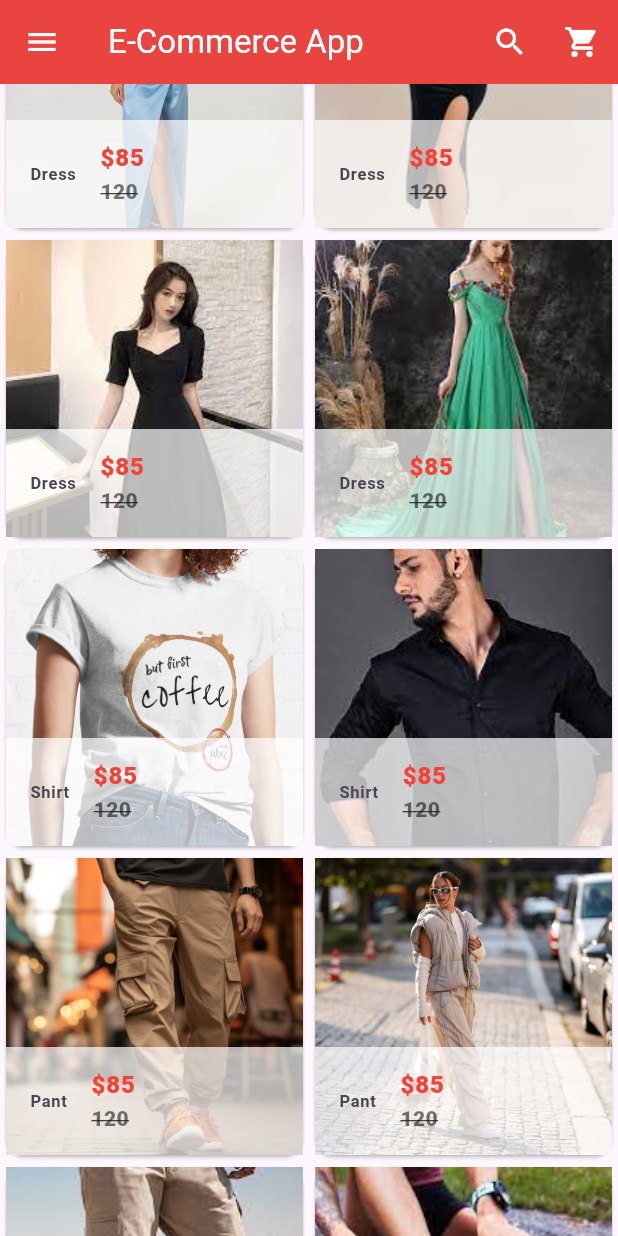
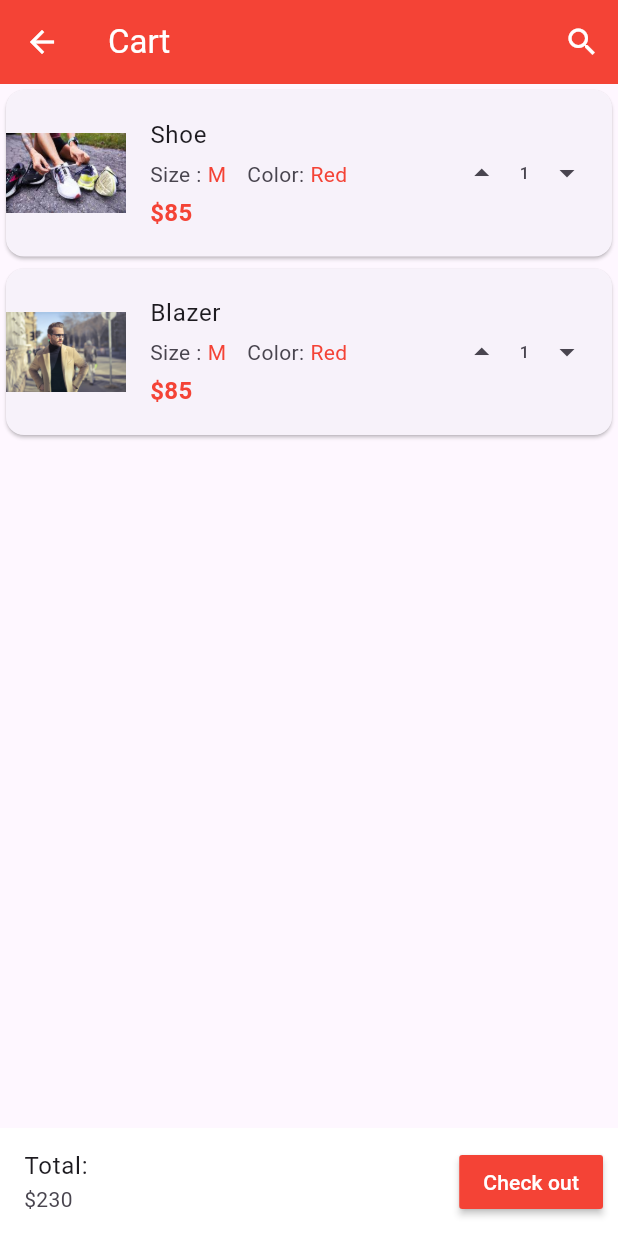
Before and after one commit to Meriem-Boussoufa/e-commerce_app, a Flutter app: the screen it shows after launch, scrolled down 576 dp, after a tap on the "shopping cart" icon, on a phone screen of 412 x 824 dp. Run offline on Flutter 3.47's test engine with Material 3 defaults, Android fonts, the phone set to English and light mode, and no system bars; our stand-ins replace flutter_carousel_widget.

Commit message:
Design Cart Page

```diff
--- /dev/null
+++ b/lib/components/cart_products.dart
@@ -0,0 +1,143 @@
+import 'package:flutter/material.dart';
+
+class CartProducts extends StatefulWidget {
+  const CartProducts({super.key});
+
+  @override
+  State<CartProducts> createState() => _CartProductsState();
+}
+
+class _CartProductsState extends State<CartProducts> {
+  var productsOnTheCart = [
+    {
+      "name": "Shoe",
+      "picture": "assets/images/shoe1.jpeg",
+      "old_price": 120,
+      "price": 85,
+      "size": "M",
+      "color": "Red",
+      "quantity": 1,
+    },
+    {
+      "name": "Blazer",
+      "picture": "assets/images/m2.jpg",
+      "old_price": 120,
+      "price": 85,
+      "size": "M",
+      "color": "Red",
+      "quantity": 1,
+    },
+  ];
+  @override
+  Widget build(BuildContext context) {
+    return ListView.builder(
+      itemCount: productsOnTheCart.length,
+      itemBuilder: (context, index) {
+        return SingleCartProducts(
+          productName: productsOnTheCart[index]["name"],
+          productPicture: productsOnTheCart[index]["picture"],
+          productColor: productsOnTheCart[index]["color"],
+          productQuantity: productsOnTheCart[index]["quantity"],
+          productOldPrice: productsOnTheCart[index]["old_price"],
+          productPrice: productsOnTheCart[index]["price"],
+          productSize: productsOnTheCart[index]["size"],
+        );
+      },
+    );
+  }
+}
+
+class SingleCartProducts extends StatelessWidget {
+  final productName;
+  final productPicture;
+  final productOldPrice;
+  final productPrice;
+  final productSize;
+  final productColor;
+  final productQuantity;
+
+  const SingleCartProducts(
+      {super.key,
+      this.productName,
+      this.productPicture,
+      this.productOldPrice,
+      this.productPrice,
+      this.productSize,
+      this.productColor,
+      this.productQuantity});
+
+  @override
+  Widget build(BuildContext context) {
+    return Card(
+      child: ListTile(
+        contentPadding: const EdgeInsets.fromLTRB(0, 10, 10, 10),
+        trailing: Row(
+          mainAxisSize: MainAxisSize.min,
+          children: [
+            SizedBox(
+              width: 40, // Adjust width as needed
+              child: IconButton(
+                onPressed: () {},
+                icon: const Icon(
+                  Icons.arrow_drop_up,
+                ),
+              ),
+            ),
+            const SizedBox(width: 5),
+            Text("$productQuantity"),
+            const SizedBox(width: 5),
+            SizedBox(
+              width: 40, // Adjust width as needed
+              child: IconButton(
+                onPressed: () {},
+                icon: const Icon(Icons.arrow_drop_down),
+              ),
+            ),
+          ],
+        ),
+        leading: Image.asset(
+          productPicture,
+          width: 80,
+          height: 80,
+        ),
+        title: Text(productName),
+        subtitle: Column(
+          children: [
+            Row(
+              children: [
+                const Text("Size :"),
+                Padding(
+                    padding: const EdgeInsets.all(4.0),
+                    child: Text(
+                      productSize,
+                      style: const TextStyle(color: Colors.red),
+                    )),
+                const Padding(
+                  padding: EdgeInsets.fromLTRB(10, 0, 0, 0),
+                  child: Text("Color:"),
+                ),
+                Padding(
+                    padding: const EdgeInsets.all(4.0),
+                    child: Text(
+                      productColor,
+                      style: const TextStyle(color: Colors.red),
+                    )),
+              ],
+            ),
+            Container(
+              alignment: Alignment.topLeft,
+              child: Text(
+                "\$$productPrice",
+                style: const TextStyle(
+                  fontSize: 16,
+                  fontWeight: FontWeight.bold,
+                  color: Colors.red,
+                ),
+              ),
+            )
+          ],
+        ),
+      ),
+    );
+  }
+}
--- a/lib/components/products.dart
+++ b/lib/components/products.dart
@@ -125,8 +125,6 @@ class SingleProduct extends StatelessWidget {
   @override
   Widget build(BuildContext context) {
     return Card(
-      child: Hero(
-          tag: productName,
       child: Material(
         child: InkWell(
           onTap: () {
@@ -172,7 +170,7 @@ class SingleProduct extends StatelessWidget {
                 fit: BoxFit.cover,
               )),
         ),
-          )),
+      ),
     );
   }
 }
--- a/lib/main.dart
+++ b/lib/main.dart
@@ -1,4 +1,5 @@
 import 'package:e_commerce_app/components/horizontal_list.dart';
+import 'package:e_commerce_app/pages/cart.dart';
 import 'package:flutter/material.dart';
 import 'package:flutter_carousel_widget/flutter_carousel_widget.dart';
 
@@ -32,7 +33,10 @@ class MyApp extends StatelessWidget {
                 color: Colors.white,
               )),
           IconButton(
-              onPressed: () {},
+              onPressed: () {
+                Navigator.push(
+                    context, MaterialPageRoute(builder: (context) => Cart()));
+              },
               icon: const Icon(
                 Icons.shopping_cart,
                 color: Colors.white,
--- /dev/null
+++ b/lib/pages/cart.dart
@@ -0,0 +1,57 @@
+import 'package:e_commerce_app/components/cart_products.dart';
+import 'package:flutter/material.dart';
+
+class Cart extends StatefulWidget {
+  const Cart({super.key});
+
+  @override
+  State<Cart> createState() => _CartState();
+}
+
+class _CartState extends State<Cart> {
+  @override
+  Widget build(BuildContext context) {
+    return Scaffold(
+      appBar: AppBar(
+        iconTheme: const IconThemeData(color: Colors.white),
+        backgroundColor: Colors.red,
+        title: const Text(
+          "Cart",
+          style: TextStyle(color: Colors.white),
+        ),
+        actions: [
+          IconButton(
+              onPressed: () {},
+              icon: const Icon(
+                Icons.search,
+                color: Colors.white,
+              )),
+        ],
+      ),
+      body: CartProducts(),
+      bottomNavigationBar: Container(
+        color: Colors.white,
+        child: Row(children: [
+          const Expanded(
+            child: ListTile(
+              title: Text("Total:"),
+              subtitle: Text('\$230'),
+            ),
+          ),
+          Padding(
+            padding: const EdgeInsets.fromLTRB(0, 0, 10, 0),
+            child: Expanded(
+                child: MaterialButton(
+              onPressed: () {},
+              color: Colors.red,
+              child: const Text(
+                "Check out",
+                style: TextStyle(color: Colors.white),
+              ),
+            )),
+          )
+        ]),
+      ),
+    );
+  }
+}
```
Lines whose indentation alone changed are shown as unchanged.
